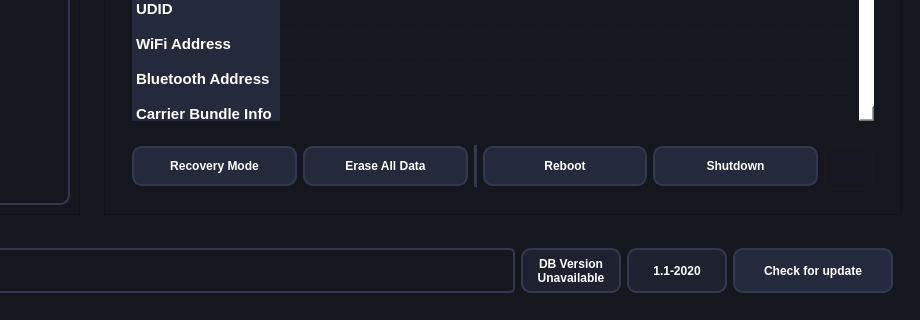
Qt form UI/_iFTK.ui (i0nsec/iFirmware-Toolkit) before a commit; both pictures show x 360 to 1280 and y 521 to 841 of the 1280 by 841 pixel window.
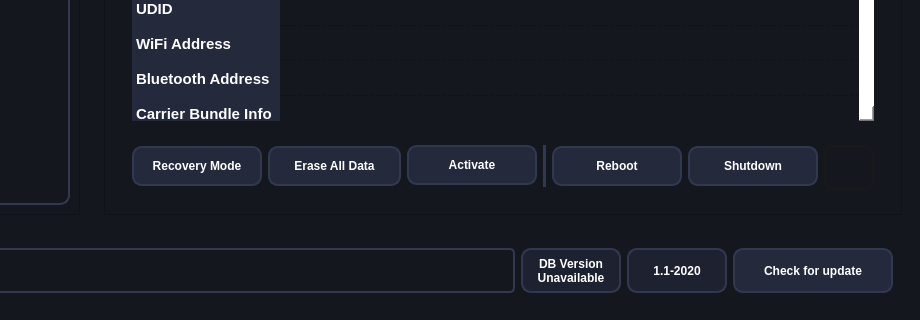
The same form after that commit. Icons and pictures are not drawn.

```diff
--- a/UI/_iFTK.ui
+++ b/UI/_iFTK.ui
@@ -1824,6 +1824,10 @@
                       <property name="text">
                        <string>Activation State</string>
                       </property>
+                      <property name="icon">
+                       <iconset>
+                        <normaloff>icons/status.png</normaloff>icons/status.png</iconset>
+                      </property>
                      </row>
                      <row>
                       <property name="text">
@@ -1975,104 +1979,8 @@
                     <height>60</height>
                    </size>
                   </property>
-                  <layout class="QGridLayout" name="gridLayout_20">
-                   <item row="0" column="4">
-                    <widget class="QPushButton" name="poweroff">
-                     <property name="minimumSize">
-                      <size>
-                       <width>130</width>
-                       <height>40</height>
-                      </size>
-                     </property>
-                     <property name="font">
-                      <font>
-                       <pointsize>9</pointsize>
-                       <weight>75</weight>
-                       <bold>true</bold>
-                      </font>
-                     </property>
-                     <property name="cursor">
-                      <cursorShape>PointingHandCursor</cursorShape>
-                     </property>
-                     <property name="toolTip">
-                      <string>Enter recovery mode on any Apple device.</string>
-                     </property>
-                     <property name="styleSheet">
-                      <string notr="true">QPushButton {
-        background-color: #24293B;
-        border: none;
-        color: #fff;
- 		border: 2px solid #313850;
-    	border-radius: 10px;
-    }
-
- QPushButton:hover {
-	background-color: #1E2230;
-}
-
-QToolTip { 
-	color: #fff; background-color: #000; border: none; 
-
-}</string>
-                     </property>
-                     <property name="text">
-                      <string>Shutdown</string>
-                     </property>
-                     <property name="icon">
-                      <iconset>
-                       <normaloff>icons/power-button.png</normaloff>icons/power-button.png</iconset>
-                     </property>
-                    </widget>
-                   </item>
-                   <item row="0" column="1">
-                    <widget class="QPushButton" name="erase_btn">
-                     <property name="minimumSize">
-                      <size>
-                       <width>130</width>
-                       <height>40</height>
-                      </size>
-                     </property>
-                     <property name="font">
-                      <font>
-                       <pointsize>9</pointsize>
-                       <weight>75</weight>
-                       <bold>true</bold>
-                      </font>
-                     </property>
-                     <property name="cursor">
-                      <cursorShape>PointingHandCursor</cursorShape>
-                     </property>
-                     <property name="toolTip">
-                      <string>Enter recovery mode on any Apple device.</string>
-                     </property>
-                     <property name="styleSheet">
-                      <string notr="true">QPushButton {
-        background-color: #24293B;
-        border: none;
-        color: #fff;
- 		border: 2px solid #313850;
-    	border-radius: 10px;
-    }
-
- QPushButton:hover {
-	background-color: #1E2230;
-}
-
-QToolTip { 
-	color: #fff; background-color: #000; border: none; 
-
-}</string>
-                     </property>
-                     <property name="text">
-                      <string>Erase All Data</string>
-                     </property>
-                     <property name="icon">
-                      <iconset>
-                       <normaloff>icons/clean-code.png</normaloff>icons/clean-code.png</iconset>
-                     </property>
-                    </widget>
-                   </item>
-                   <item row="0" column="0">
+                  <layout class="QGridLayout" name="gridLayout_13">
+                   <item row="0" column="0" rowspan="2">
                     <widget class="QPushButton" name="enter_recovery">
                      <property name="minimumSize">
                       <size>
@@ -2120,7 +2028,7 @@
                      </property>
                     </widget>
                    </item>
-                   <item row="0" column="2">
+                   <item row="0" column="5" rowspan="2">
                     <widget class="Line" name="line">
                      <property name="styleSheet">
                       <string notr="true">border: 2px solid #313850</string>
@@ -2130,7 +2038,151 @@
                      </property>
                     </widget>
                    </item>
-                   <item row="0" column="3">
+                   <item row="0" column="4">
+                    <widget class="QPushButton" name="activate_device">
+                     <property name="minimumSize">
+                      <size>
+                       <width>130</width>
+                       <height>40</height>
+                      </size>
+                     </property>
+                     <property name="font">
+                      <font>
+                       <pointsize>9</pointsize>
+                       <weight>75</weight>
+                       <bold>true</bold>
+                      </font>
+                     </property>
+                     <property name="cursor">
+                      <cursorShape>PointingHandCursor</cursorShape>
+                     </property>
+                     <property name="toolTip">
+                      <string>Enter recovery mode on any Apple device.</string>
+                     </property>
+                     <property name="styleSheet">
+                      <string notr="true">QPushButton {
+        background-color: #24293B;
+        border: none;
+        color: #fff;
+ 		border: 2px solid #313850;
+    	border-radius: 10px;
+    }
+
+ QPushButton:hover {
+	background-color: #1E2230;
+}
+
+QToolTip { 
+	color: #fff; background-color: #000; border: none; 
+
+}</string>
+                     </property>
+                     <property name="text">
+                      <string>Activate</string>
+                     </property>
+                     <property name="icon">
+                      <iconset>
+                       <normaloff>icons/start-up.png</normaloff>icons/start-up.png</iconset>
+                     </property>
+                    </widget>
+                   </item>
+                   <item row="0" column="2" rowspan="2" colspan="2">
+                    <widget class="QPushButton" name="erase_btn">
+                     <property name="minimumSize">
+                      <size>
+                       <width>130</width>
+                       <height>40</height>
+                      </size>
+                     </property>
+                     <property name="font">
+                      <font>
+                       <pointsize>9</pointsize>
+                       <weight>75</weight>
+                       <bold>true</bold>
+                      </font>
+                     </property>
+                     <property name="cursor">
+                      <cursorShape>PointingHandCursor</cursorShape>
+                     </property>
+                     <property name="toolTip">
+                      <string>Enter recovery mode on any Apple device.</string>
+                     </property>
+                     <property name="styleSheet">
+                      <string notr="true">QPushButton {
+        background-color: #24293B;
+        border: none;
+        color: #fff;
+ 		border: 2px solid #313850;
+    	border-radius: 10px;
+    }
+
+ QPushButton:hover {
+	background-color: #1E2230;
+}
+
+QToolTip { 
+	color: #fff; background-color: #000; border: none; 
+
+}</string>
+                     </property>
+                     <property name="text">
+                      <string>Erase All Data</string>
+                     </property>
+                     <property name="icon">
+                      <iconset>
+                       <normaloff>icons/clean-code.png</normaloff>icons/clean-code.png</iconset>
+                     </property>
+                    </widget>
+                   </item>
+                   <item row="0" column="7" rowspan="2">
+                    <widget class="QPushButton" name="poweroff">
+                     <property name="minimumSize">
+                      <size>
+                       <width>130</width>
+                       <height>40</height>
+                      </size>
+                     </property>
+                     <property name="font">
+                      <font>
+                       <pointsize>9</pointsize>
+                       <weight>75</weight>
+                       <bold>true</bold>
+                      </font>
+                     </property>
+                     <property name="cursor">
+                      <cursorShape>PointingHandCursor</cursorShape>
+                     </property>
+                     <property name="toolTip">
+                      <string>Enter recovery mode on any Apple device.</string>
+                     </property>
+                     <property name="styleSheet">
+                      <string notr="true">QPushButton {
+        background-color: #24293B;
+        border: none;
+        color: #fff;
+ 		border: 2px solid #313850;
+    	border-radius: 10px;
+    }
+
+ QPushButton:hover {
+	background-color: #1E2230;
+}
+
+QToolTip { 
+	color: #fff; background-color: #000; border: none; 
+
+}</string>
+                     </property>
+                     <property name="text">
+                      <string>Shutdown</string>
+                     </property>
+                     <property name="icon">
+                      <iconset>
+                       <normaloff>icons/power-button.png</normaloff>icons/power-button.png</iconset>
+                     </property>
+                    </widget>
+                   </item>
+                   <item row="0" column="6" rowspan="2">
                     <widget class="QPushButton" name="reboot">
                      <property name="minimumSize">
                       <size>
@@ -2178,7 +2230,7 @@
                      </property>
                     </widget>
                    </item>
-                   <item row="0" column="5">
+                   <item row="0" column="9">
                     <widget class="QPushButton" name="export_device">
                      <property name="minimumSize">
                       <size>
```
